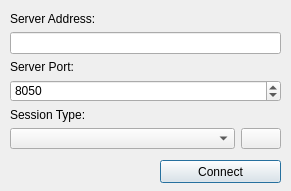
Above: source/client/ui/client_dialog.ui from dchapyshev/aspia before the change. Below: the same form after it.
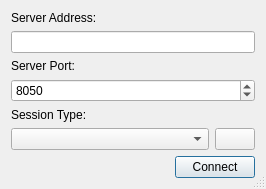
That is the form after the change. Icons and pictures are not drawn.

What changed in the file:
```diff
--- a/source/client/ui/client_dialog.ui
+++ b/source/client/ui/client_dialog.ui
@@ -6,8 +6,8 @@
    <rect>
     <x>0</x>
     <y>0</y>
-    <width>291</width>
-    <height>191</height>
+    <width>266</width>
+    <height>186</height>
    </rect>
   </property>
   <property name="sizePolicy">
@@ -19,34 +19,11 @@
   <property name="windowTitle">
    <string>Connection</string>
   </property>
-  <widget class="QPushButton" name="button_connect">
-   <property name="geometry">
-    <rect>
-     <x>160</x>
-     <y>160</y>
-     <width>121</width>
-     <height>23</height>
-    </rect>
-   </property>
-   <property name="sizePolicy">
-    <sizepolicy hsizetype="Fixed" vsizetype="Fixed">
-     <horstretch>0</horstretch>
-     <verstretch>0</verstretch>
-    </sizepolicy>
-   </property>
-   <property name="text">
-    <string>Connect</string>
-   </property>
-  </widget>
-  <widget class="QWidget" name="layoutWidget">
-   <property name="geometry">
-    <rect>
-     <x>10</x>
-     <y>12</y>
-     <width>271</width>
-     <height>137</height>
-    </rect>
-   </property>
+  <property name="sizeGripEnabled">
+   <bool>true</bool>
+  </property>
+  <layout class="QVBoxLayout" name="verticalLayout_2">
+   <item>
    <layout class="QVBoxLayout" name="verticalLayout">
     <item>
      <widget class="QLabel" name="label_address">
@@ -117,7 +94,38 @@
      </layout>
     </item>
    </layout>
-  </widget>
+   </item>
+   <item>
+    <layout class="QHBoxLayout" name="horizontalLayout_2">
+     <item>
+      <spacer name="horizontalSpacer">
+       <property name="orientation">
+        <enum>Qt::Horizontal</enum>
+       </property>
+       <property name="sizeHint" stdset="0">
+        <size>
+         <width>40</width>
+         <height>20</height>
+        </size>
+       </property>
+      </spacer>
+     </item>
+     <item>
+      <widget class="QPushButton" name="button_connect">
+       <property name="sizePolicy">
+        <sizepolicy hsizetype="Fixed" vsizetype="Fixed">
+         <horstretch>0</horstretch>
+         <verstretch>0</verstretch>
+        </sizepolicy>
+       </property>
+       <property name="text">
+        <string>Connect</string>
+       </property>
+      </widget>
+     </item>
+    </layout>
+   </item>
+  </layout>
  </widget>
  <resources>
   <include location="../../resources/resources.qrc"/>
```
Lines whose indentation alone changed are shown as unchanged.
